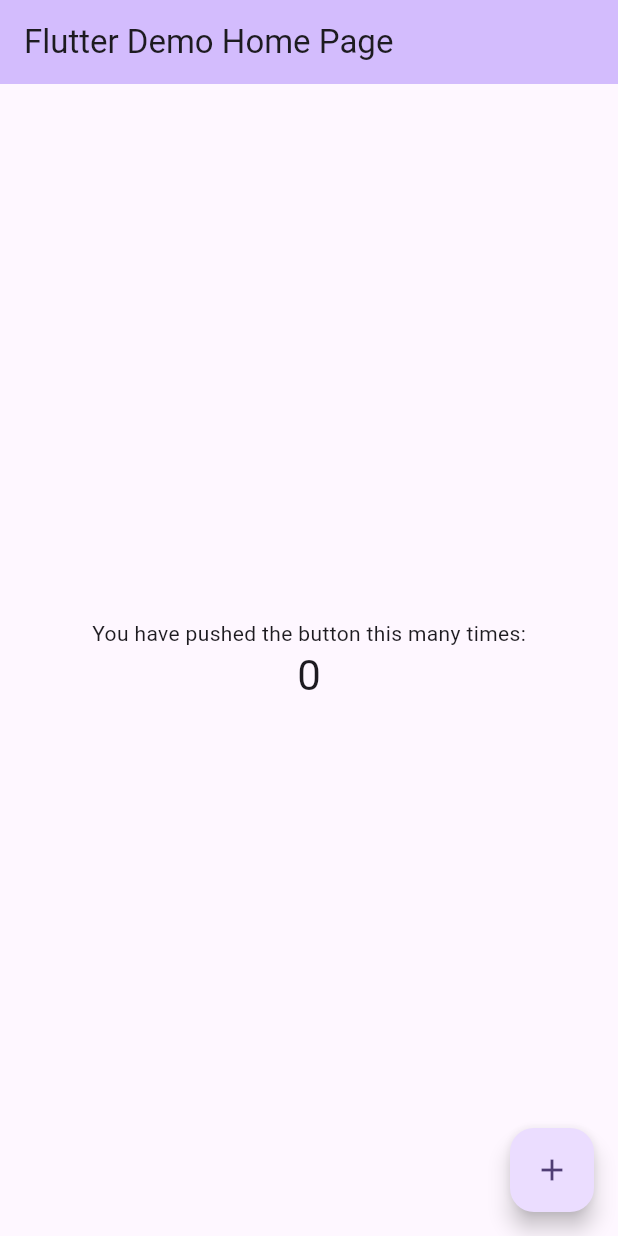
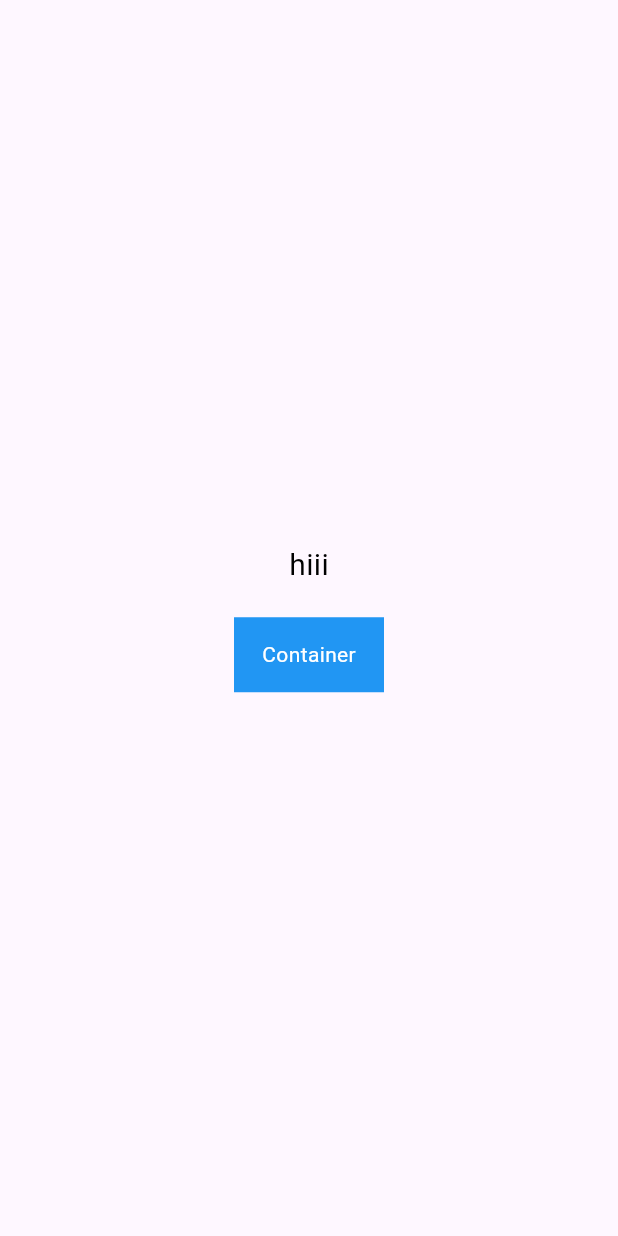
Before and after one commit to Arsathali/servizzy, a Flutter app: the screen it shows after launch, on a phone screen of 412 x 824 dp. Run offline on Flutter 3.47's test engine with Material 3 defaults, Android fonts, the light colour scheme and no system bars.

Commit message:
changes made

```diff
--- a/lib/main.dart
+++ b/lib/main.dart
@@ -13,21 +13,6 @@
     return MaterialApp(
       title: 'Flutter Demo',
       theme: ThemeData(
-        // This is the theme of your application.
-        //
-        // TRY THIS: Try running your application with "flutter run". You'll see
-        // the application has a purple toolbar. Then, without quitting the app,
-        // try changing the seedColor in the colorScheme below to Colors.green
-        // and then invoke "hot reload" (save your changes or press the "hot
-        // reload" button in a Flutter-supported IDE, or press "r" if you used
-        // the command line to start the app).
-        //
-        // Notice that the counter didn't reset back to zero; the application
-        // state is not lost during the reload. To reset the state, use hot
-        // restart instead.
-        //
-        // This works for code too, not just values: Most code changes can be
-        // tested with just a hot reload.
         colorScheme: ColorScheme.fromSeed(seedColor: Colors.deepPurple),
         useMaterial3: true,
       ),
@@ -39,14 +24,6 @@
 class MyHomePage extends StatefulWidget {
   const MyHomePage({super.key, required this.title});
 
-  // This widget is the home page of your application. It is stateful, meaning
-  // that it has a State object (defined below) that contains fields that affect
-  // how it looks.
-
-  // This class is the configuration for the state. It holds the values (in this
-  // case the title) provided by the parent (in this case the App widget) and
-  // used by the build method of the State. Fields in a Widget subclass are
-  // always marked "final".
 
   final String title;
 
@@ -55,71 +32,34 @@
 }
 
 class _MyHomePageState extends State<MyHomePage> {
-  int _counter = 0;
-
-  void _incrementCounter() {
-    setState(() {
-      // This call to setState tells the Flutter framework that something has
-      // changed in this State, which causes it to rerun the build method below
-      // so that the display can reflect the updated values. If we changed
-      // _counter without calling setState(), then the build method would not be
-      // called again, and so nothing would appear to happen.
-      _counter++;
-    });
-  }
 
   @override
+  @override
   Widget build(BuildContext context) {
-    // This method is rerun every time setState is called, for instance as done
-    // by the _incrementCounter method above.
-    //
-    // The Flutter framework has been optimized to make rerunning build methods
-    // fast, so that you can just rebuild anything that needs updating rather
-    // than having to individually change instances of widgets.
     return Scaffold(
-      appBar: AppBar(
-        // TRY THIS: Try changing the color here to a specific color (to
-        // Colors.amber, perhaps?) and trigger a hot reload to see the AppBar
-        // change color while the other colors stay the same.
-        backgroundColor: Theme.of(context).colorScheme.inversePrimary,
-        // Here we take the value from the MyHomePage object that was created by
-        // the App.build method, and use it to set our appbar title.
-        title: Text(widget.title),
-      ),
       body: Center(
-        // Center is a layout widget. It takes a single child and positions it
-        // in the middle of the parent.
         child: Column(
-          // Column is also a layout widget. It takes a list of children and
-          // arranges them vertically. By default, it sizes itself to fit its
-          // children horizontally, and tries to be as tall as its parent.
-          //
-          // Column has various properties to control how it sizes itself and
-          // how it positions its children. Here we use mainAxisAlignment to
-          // center the children vertically; the main axis here is the vertical
-          // axis because Columns are vertical (the cross axis would be
-          // horizontal).
-          //
-          // TRY THIS: Invoke "debug painting" (choose the "Toggle Debug Paint"
-          // action in the IDE, or press "p" in the console), to see the
-          // wireframe for each widget.
-          mainAxisAlignment: MainAxisAlignment.center,
-          children: <Widget>[
+          mainAxisSize: MainAxisSize.min, // Centers the column content vertically
+          children: [
             const Text(
-              'You have pushed the button this many times:',
+              'hiii',
+              style: TextStyle(fontSize: 20, color: Colors.black),
             ),
-            Text(
-              '$_counter',
-              style: Theme.of(context).textTheme.headlineMedium,
+            SizedBox(height: 20), // Adds space between the text and the container
+            Container(
+              width: 100,
+              height: 50,
+              color: Colors.blue, // Example container styling
+              child: const Center(
+                child: Text(
+                  'Container',
+                  style: TextStyle(color: Colors.white),
+                ),
+              ),
             ),
           ],
         ),
       ),
-      floatingActionButton: FloatingActionButton(
-        onPressed: _incrementCounter,
-        tooltip: 'Increment',
-        child: const Icon(Icons.add),
-      ), // This trailing comma makes auto-formatting nicer for build methods.
     );
   }
 }
```
